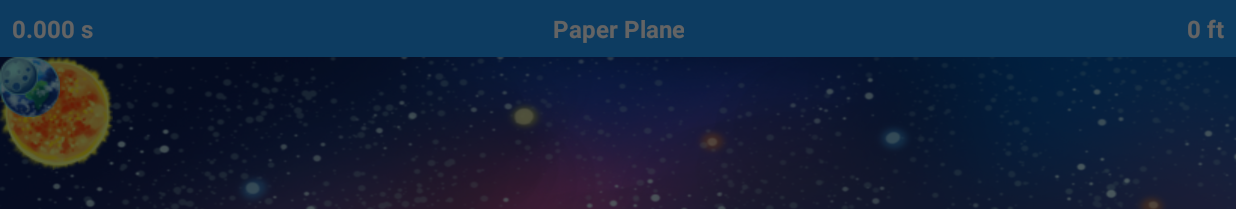
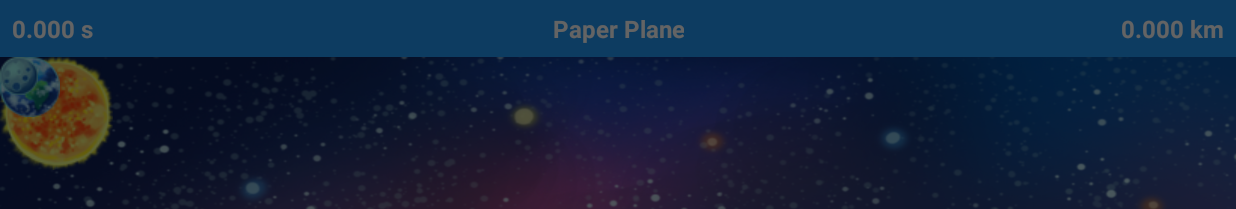
Before and after one commit to matthew-compton/android-games, an Android app: the fragment GameplayFragment placed in its activity, on a phone screen of 824 x 412 dp (held sideways). Shown: the top 209 px of the screen. Run offline under Robolectric (Android 15) with nearby library versions, the phone set to English and light mode, and no system bars; our stand-ins replace ButterKnife, Dagger/Hilt's generated code, Timber; libraries missing offline, so code that uses them is left out: de.greenrobot.event; 4 statements that could not run were skipped.

Commit message:
Switched to km

```diff
--- a/app/src/main/java/com/ambergleam/android/paperplane/util/DistanceUtils.java
+++ b/app/src/main/java/com/ambergleam/android/paperplane/util/DistanceUtils.java
@@ -4,11 +4,12 @@ import java.text.DecimalFormat;
 
 public class DistanceUtils {
 
-    private static final String DECIMAL_FORMAT_DISTANCE = "#,###,###";
+    private static final String DECIMAL_FORMAT_DISTANCE = "#,###,##0.000";
 
-    public static String formatDistance(int distance_ft) {
+    public static String formatDistance(int distance_m) {
+        double distance_km = distance_m / 1000.0;
         DecimalFormat formatter = new DecimalFormat(DECIMAL_FORMAT_DISTANCE);
-        String formattedDistance = formatter.format(distance_ft).concat(" ft");
+        String formattedDistance = formatter.format(distance_km).concat(" km");
         return formattedDistance;
     }
 
--- a/app/src/main/res/values/strings.xml
+++ b/app/src/main/res/values/strings.xml
@@ -21,9 +21,9 @@
     <string name="fragment_menu_welcome_message_default">You are signed in with Google.</string>
     <string name="fragment_menu_welcome_message">Welcome, <xliff:g example="Matt" id="name">%1$s</xliff:g>!</string>
     <string name="fragment_menu_time_best">Best Time:\n<xliff:g example="22.220 s" id="time">%1$s</xliff:g></string>
-    <string name="fragment_menu_distance_best">Best Distance:\n<xliff:g example="1,200 ft" id="distance">%1$s</xliff:g></string>
+    <string name="fragment_menu_distance_best">Best Distance:\n<xliff:g example="1,200 km" id="distance">%1$s</xliff:g></string>
     <string name="fragment_menu_time_previous">Previous Time:\n<xliff:g example="22.220 s" id="time">%1$s</xliff:g></string>
-    <string name="fragment_menu_distance_previous">Previous Distance:\n<xliff:g example="1,200 ft" id="distance">%1$s</xliff:g></string>
+    <string name="fragment_menu_distance_previous">Previous Distance:\n<xliff:g example="1,200 km" id="distance">%1$s</xliff:g></string>
 
     <!-- Gameplay -->
     <string name="fragment_gameplay_overlay_paused">Paused</string>
@@ -34,7 +34,7 @@
     <string name="fragment_gameplay_gameover_time">Time:\n<xliff:g example="22.220 s" id="time">%1$s</xliff:g></string>
     <string name="fragment_gameplay_gameover_distance">Distance:\n<xliff:g example="1,200 ft" id="distance">%1$s</xliff:g></string>
     <string name="fragment_gameplay_time"><xliff:g example="22.220 s" id="time">%1$s</xliff:g></string>
-    <string name="fragment_gameplay_distance"><xliff:g example="1,200 ft" id="distance">%1$s</xliff:g></string>
+    <string name="fragment_gameplay_distance"><xliff:g example="1,200 km" id="distance">%1$s</xliff:g></string>
     <string name="fragment_gameplay_time_default">0.000 s</string>
     <string name="fragment_gameplay_distance_default">0 ft</string>
 
```
Also changed, not shown: 1 other file.
